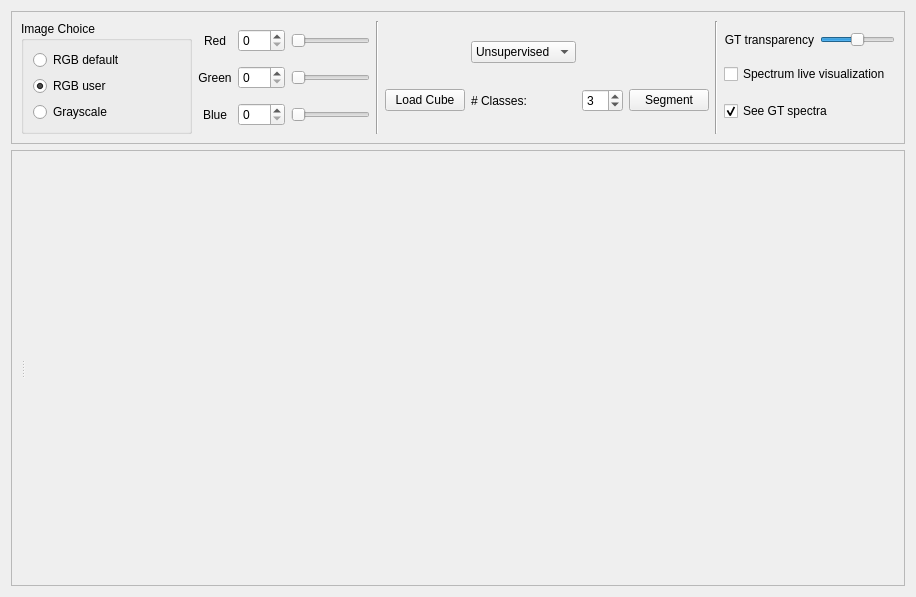
Before: the Qt Designer form ground_truth/ground_truth_window.ui in Llanik/Hypertool, drawn with Qt 5.
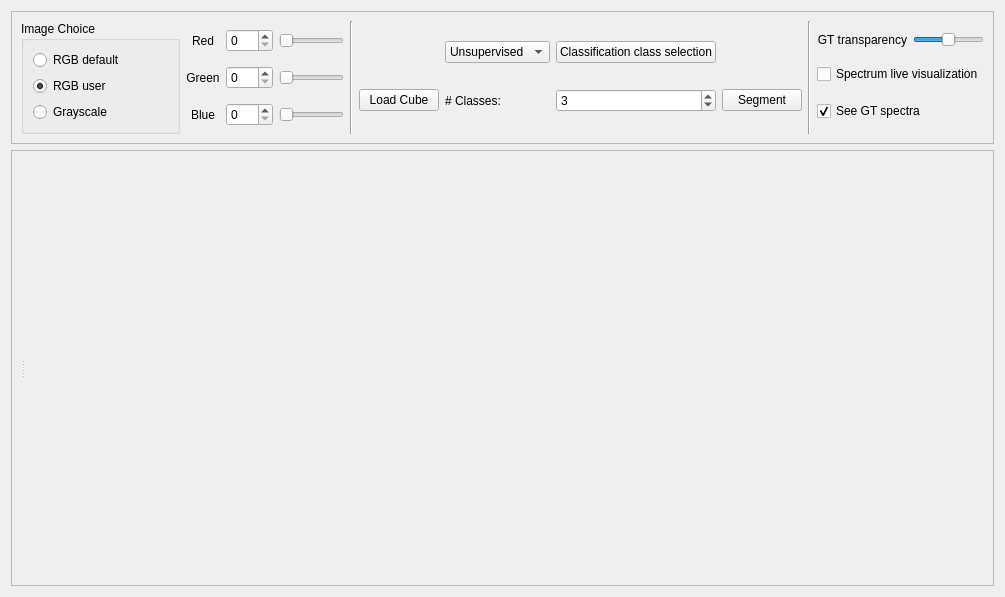
After: the same form once the commit is applied.

What changed in the file:
```diff
--- a/ground_truth/ground_truth_window.ui
+++ b/ground_truth/ground_truth_window.ui
@@ -6,7 +6,7 @@
    <rect>
     <x>0</x>
     <y>0</y>
-    <width>916</width>
+    <width>1005</width>
     <height>597</height>
    </rect>
   </property>
@@ -228,6 +228,13 @@
           </item>
          </widget>
         </item>
+        <item row="0" column="4">
+         <widget class="QPushButton" name="pushButton_class_selection">
+          <property name="text">
+           <string>Classification class selection</string>
+          </property>
+         </widget>
+        </item>
        </layout>
       </item>
       <item>
```
